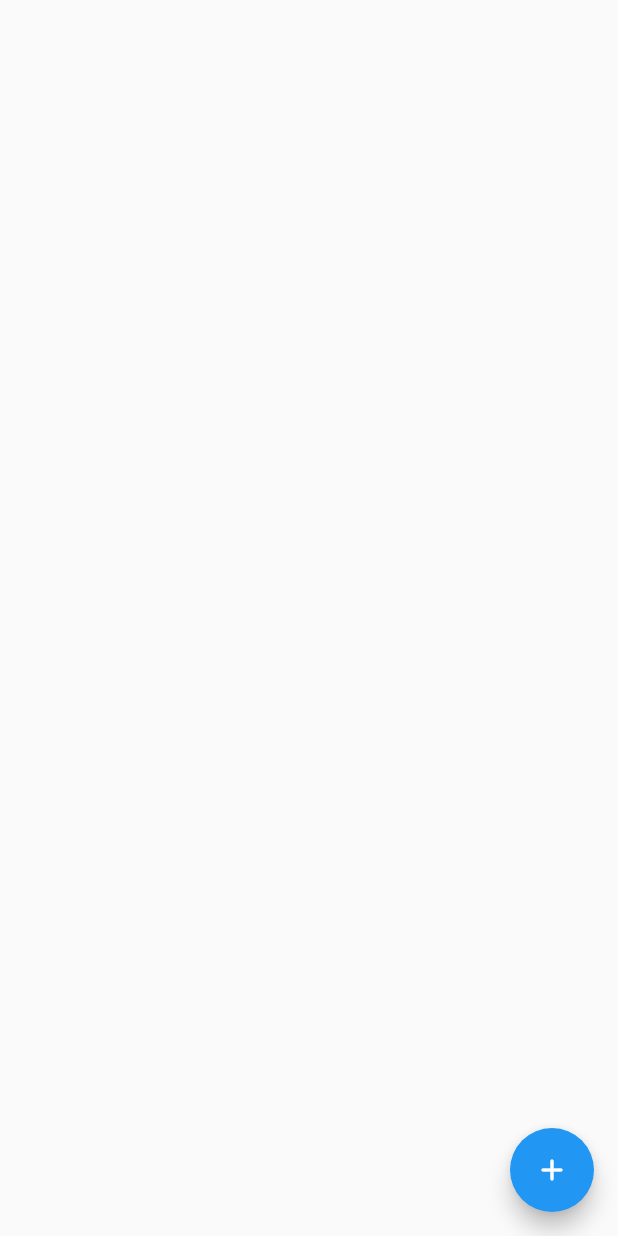
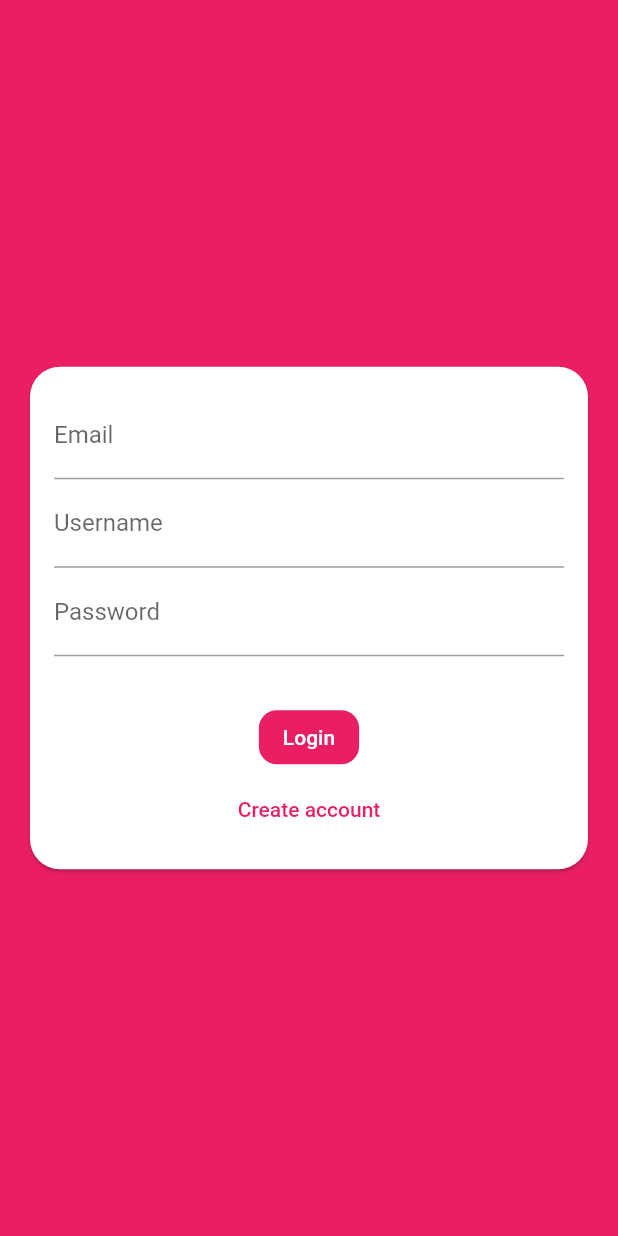
Before and after one commit to Basith-P/max-chat, a Flutter app: the screen it shows after launch, on a phone screen of 412 x 824 dp. Run offline on Flutter 3.47's test engine with Material 2 defaults, Android fonts, the phone set to English and light mode, and no system bars; our stand-ins replace cloud_firestore, firebase_core; accounts and stored records are empty.

Commit message:
Add form | Add theming | Add validation

```diff
--- /dev/null
+++ b/lib/auth/auth_page.dart
@@ -0,0 +1,20 @@
+import 'package:flutter/material.dart';
+
+import 'auth_widgets/auth_form.dart';
+
+class AuthPage extends StatefulWidget {
+  const AuthPage({Key? key}) : super(key: key);
+
+  @override
+  _AuthPageState createState() => _AuthPageState();
+}
+
+class _AuthPageState extends State<AuthPage> {
+  @override
+  Widget build(BuildContext context) {
+    return Scaffold(
+      backgroundColor: Theme.of(context).primaryColor,
+      body: const AuthForm(),
+    );
+  }
+}
--- /dev/null
+++ b/lib/auth/auth_widgets/auth_form.dart
@@ -0,0 +1,89 @@
+import 'package:flutter/material.dart';
+
+class AuthForm extends StatefulWidget {
+  const AuthForm({Key? key}) : super(key: key);
+
+  @override
+  _AuthFormState createState() => _AuthFormState();
+}
+
+class _AuthFormState extends State<AuthForm> {
+  final _formKey = GlobalKey<FormState>();
+
+  String _email = '';
+  String _username = '';
+  String _passwd = '';
+
+  void _submitForm() {
+    _formKey.currentState!.validate();
+  }
+
+  @override
+  Widget build(BuildContext context) {
+    return Center(
+      child: Card(
+        margin: const EdgeInsets.all(20),
+        child: Padding(
+          padding: const EdgeInsets.all(16),
+          child: Form(
+            key: _formKey,
+            child: Column(
+              mainAxisSize: MainAxisSize.min,
+              children: [
+                TextFormField(
+                  decoration: const InputDecoration(labelText: 'Email'),
+                  keyboardType: TextInputType.emailAddress,
+                  validator: (value) {
+                    if (!RegExp("^[a-zA-Z0-9+_.-]+@[a-zA-Z0-9.-]+.[a-z]").hasMatch(value!)) {
+                      return "Please Enter a valid email";
+                    }
+                  },
+                  onSaved: (value) => _email = value!,
+                ),
+                TextFormField(
+                    decoration: const InputDecoration(labelText: 'Username'),
+                    validator: (value) {
+                      if (value!.isEmpty) {
+                        return "Please provide a username";
+                      }
+                      if (value.length < 3) {
+                        return "username should be at least 3 Characters long";
+                      }
+                    },
+                    onSaved: (value) => _username = value!),
+                TextFormField(
+                    decoration: const InputDecoration(labelText: 'Password'),
+                    obscureText: true,
+                    validator: (value) {
+                      if (value!.isEmpty) {
+                        return "Please provide a password";
+                      }
+                      if (value.length < 6) {
+                        return "Password should be at least 6 Characters long";
+                      }
+                    },
+                    onSaved: (value) => _passwd = value!),
+                const SizedBox(height: 30),
+                ElevatedButton(
+                  onPressed: () {
+                    _submitForm();
+                  },
+                  child: Text('Login'),
+                ),
+                TextButton(
+                  onPressed: () {},
+                  child: Text(
+                    'Create account',
+                    style: TextStyle(
+                      color: Theme.of(context).primaryColor,
+                    ),
+                  ),
+                ),
+              ],
+            ),
+          ),
+        ),
+      ),
+    );
+  }
+}
--- a/lib/config/routes.dart
+++ b/lib/config/routes.dart
@@ -1,12 +1,16 @@
 import 'package:flutter/material.dart';
 
 import '../views/chat_page.dart';
+import '../auth/auth_page.dart';
 
 const String chatPage = 'chat';
+const String authPage = 'auth';
 
 Route<dynamic> controller(RouteSettings settings) {
   // final args = settings.arguments;
   switch (settings.name) {
+    case authPage:
+      return MaterialPageRoute(builder: (context) => const AuthPage());
     case chatPage:
       return MaterialPageRoute(builder: (context) => ChatPage());
     default:
--- /dev/null
+++ b/lib/config/theme/custom_theme.dart
@@ -0,0 +1,20 @@
+import 'package:flutter/material.dart';
+
+class CustomTheme {
+  static ThemeData get lightTheme => ThemeData(
+        primaryColor: Colors.pink,
+        backgroundColor: Colors.pink,
+        elevatedButtonTheme: ElevatedButtonThemeData(
+          style: ButtonStyle().copyWith(
+            backgroundColor: MaterialStateProperty.all<Color>(Colors.pink),
+            elevation: MaterialStateProperty.all(0),
+            shape: MaterialStateProperty.all<OutlinedBorder>(
+              RoundedRectangleBorder(borderRadius: BorderRadius.circular(12)),
+            ),
+          ),
+        ),
+        cardTheme: CardTheme(
+          shape: RoundedRectangleBorder(borderRadius: BorderRadius.circular(20)),
+        ),
+      );
+}
--- a/lib/main.dart
+++ b/lib/main.dart
@@ -1,6 +1,7 @@
 import 'package:flutter/material.dart';
 import 'package:firebase_core/firebase_core.dart';
 
+import 'config/theme/custom_theme.dart';
 import 'config/routes.dart' as route;
 
 void main() async {
@@ -16,11 +17,10 @@ class MaxChat extends StatelessWidget {
   Widget build(BuildContext context) {
     return MaterialApp(
       title: 'Max Chat',
-      theme: ThemeData(
-        primarySwatch: Colors.blue,
-      ),
+      theme: CustomTheme.lightTheme,
+      debugShowCheckedModeBanner: false,
       onGenerateRoute: route.controller,
-      initialRoute: route.chatPage,
+      initialRoute: route.authPage,
     );
   }
 }
```
